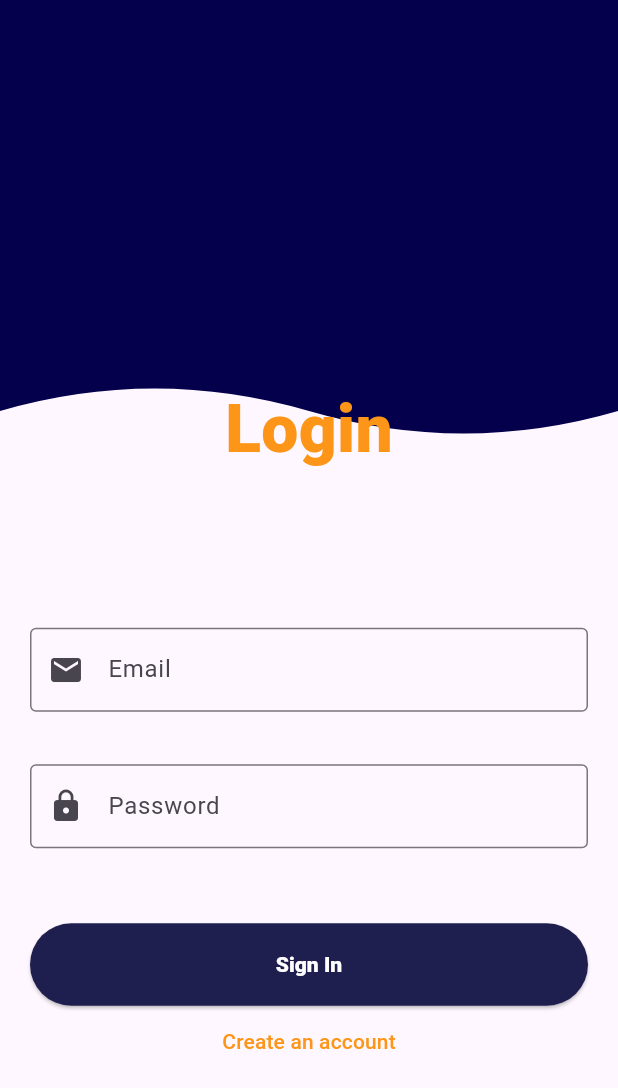
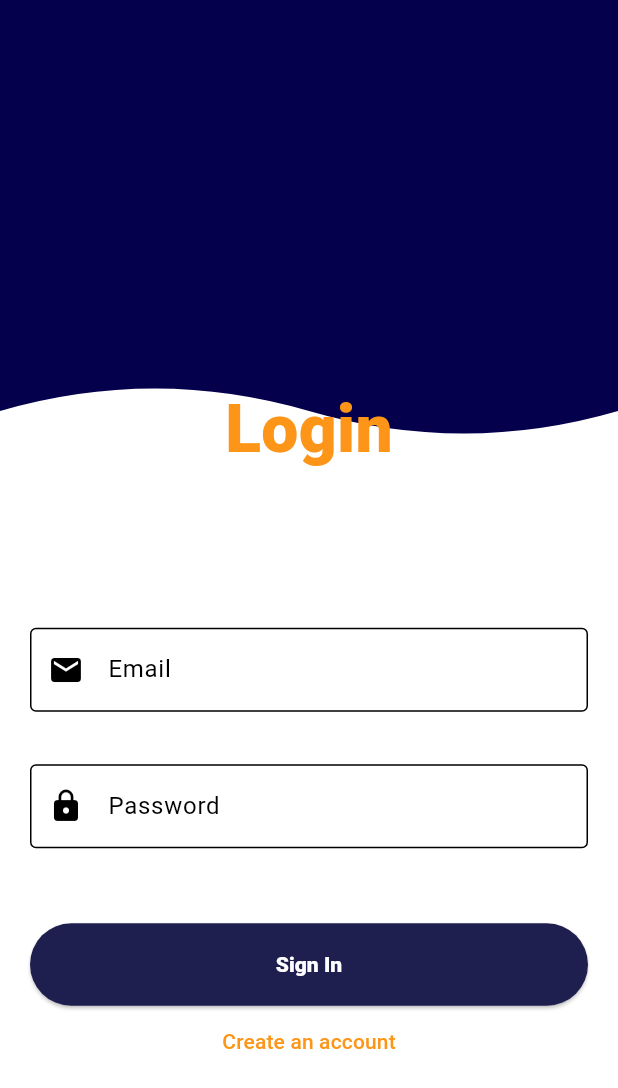
Before and after one commit to Janith1998/weather-forecast, a Flutter app: the screen it shows after launch, after a tap on "Get Started", on a phone screen of 412 x 824 dp. Shown: the top 1088 px of the screen. Run offline on Flutter 3.47's test engine with Material 3 defaults, Android fonts, the phone set to English and light mode, and no system bars; our stand-ins replace dio, firebase_auth, firebase_core, flutter_animate, fluttertoast, get_it and 3 more; accounts and stored records are empty.

Commit message:
Add dark mode and light modes

```diff
--- /dev/null
+++ b/devtools_options.yaml
@@ -0,0 +1,3 @@
+description: This file stores settings for Dart & Flutter DevTools.
+documentation: https://docs.flutter.dev/tools/devtools/extensions#configure-extension-enablement-states
+extensions:
--- a/lib/locator.dart
+++ b/lib/locator.dart
@@ -1,5 +1,6 @@
 import 'package:get_it/get_it.dart';
 import 'package:gorouter/services/auth_service.dart';
+import 'package:gorouter/services/theme_service.dart';
 import 'package:gorouter/services/weather_service.dart';
 
 final getIt = GetIt.instance;
@@ -7,4 +8,5 @@ final getIt = GetIt.instance;
 void setupLocator() {
   getIt.registerLazySingleton<AuthService>(() => AuthService());
   getIt.registerLazySingleton<WeatherService>(() => WeatherService());
+  getIt.registerLazySingleton<ThemeService>(() => ThemeService());
 }
--- a/lib/main.dart
+++ b/lib/main.dart
@@ -3,16 +3,12 @@ import 'package:flutter/material.dart';
 import 'package:gorouter/locator.dart';
 import 'package:gorouter/router/router.dart';
 import 'package:firebase_core/firebase_core.dart';
-//import 'package:gorouter/services/app_state.dart';
+import 'package:gorouter/services/theme_service.dart';
 import 'firebase_options.dart';
 
 void main() async {
   WidgetsFlutterBinding.ensureInitialized();
   await Firebase.initializeApp(options: DefaultFirebaseOptions.currentPlatform);
-
-  // await FirebaseAuth.instance.signOut();
-  // await AppState.resetOnboarding();
-
   setupLocator();
   runApp(const MainApp());
 }
@@ -22,16 +18,66 @@ class MainApp extends StatelessWidget {
 
   @override
   Widget build(BuildContext context) {
+    final themeService = getIt<ThemeService>();
+
+    return FutureBuilder(
+      future: themeService.init(),
+      builder: (context, snapshot) {
+        if (snapshot.connectionState == ConnectionState.done) {
           return StreamBuilder<User?>(
             stream: FirebaseAuth.instance.authStateChanges(),
             builder: (context, snapshot) {
               return MaterialApp.router(
                 routerConfig: RouterClass(authState: snapshot.data).router,
                 debugShowCheckedModeBanner: false,
+
                 theme: ThemeData(
-            primarySwatch: Colors.blue,
+                  colorScheme: ColorScheme.light(
+                    primary: Colors.blue,
+                    secondary: Colors.blueAccent,
+                  ),
                   visualDensity: VisualDensity.adaptivePlatformDensity,
+                  scaffoldBackgroundColor: Colors.white,
+                  cardColor: Colors.grey[50],
+                  appBarTheme: const AppBarTheme(
+                    elevation: 0,
+                    backgroundColor: Colors.white,
+                    iconTheme: IconThemeData(color: Colors.black87),
+                    titleTextStyle: TextStyle(
+                      color: Colors.black87,
+                      fontSize: 22,
+                      fontWeight: FontWeight.w600,
                     ),
+                  ),
+                ),
+
+                darkTheme: ThemeData(
+                  colorScheme: ColorScheme.dark(
+                    primary: Colors.blue,
+                    secondary: Colors.blueAccent,
+                  ),
+                  visualDensity: VisualDensity.adaptivePlatformDensity,
+                  scaffoldBackgroundColor: const Color(0xFF121212),
+                  cardColor: const Color(0xFF1E1E1E),
+                  appBarTheme: const AppBarTheme(
+                    elevation: 0,
+                    backgroundColor: Color(0xFF121212),
+                    iconTheme: IconThemeData(color: Colors.white),
+                    titleTextStyle: TextStyle(
+                      color: Colors.white,
+                      fontSize: 22,
+                      fontWeight: FontWeight.w600,
+                    ),
+                  ),
+                ),
+
+                themeMode: themeService.themeMode,
+              );
+            },
+          );
+        }
+        return const MaterialApp(
+          home: Scaffold(body: Center(child: CircularProgressIndicator())),
         );
       },
     );
--- /dev/null
+++ b/lib/services/theme_service.dart
@@ -0,0 +1,26 @@
+import 'package:flutter/material.dart';
+import 'package:shared_preferences/shared_preferences.dart';
+
+class ThemeService {
+  static const _keyThemeMode = 'theme_mode';
+
+  late ThemeMode _themeMode;
+  late SharedPreferences _prefs;
+
+  ThemeMode get themeMode => _themeMode;
+
+  Future<void> init() async {
+    _prefs = await SharedPreferences.getInstance();
+    final savedMode = _prefs.getString(_keyThemeMode) ?? 'light';
+    _themeMode = savedMode == 'dark' ? ThemeMode.dark : ThemeMode.light;
+  }
+
+  Future<void> toggleTheme() async {
+    _themeMode =
+        _themeMode == ThemeMode.dark ? ThemeMode.light : ThemeMode.dark;
+    await _prefs.setString(
+      _keyThemeMode,
+      _themeMode == ThemeMode.dark ? 'dark' : 'light',
+    );
+  }
+}
```
Also changed, not shown: lib/pages/home_page.dart (+114 -78 lines), lib/services/weather_service.dart (+0 -34 lines). Lines whose indentation alone changed are shown as unchanged.
